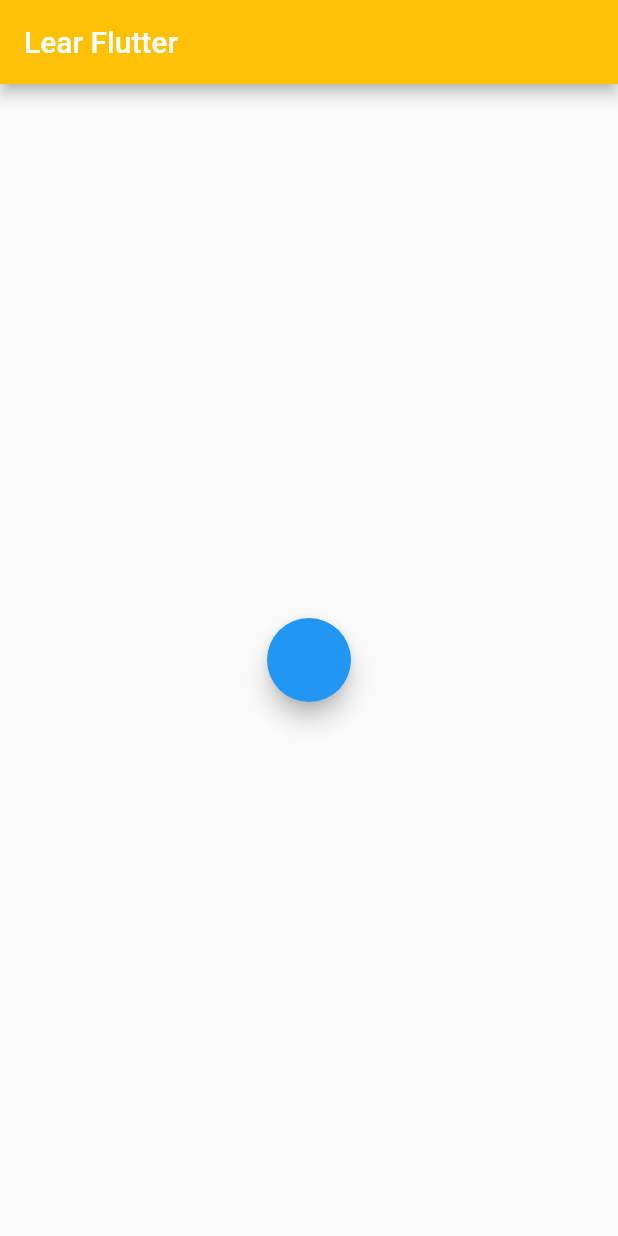
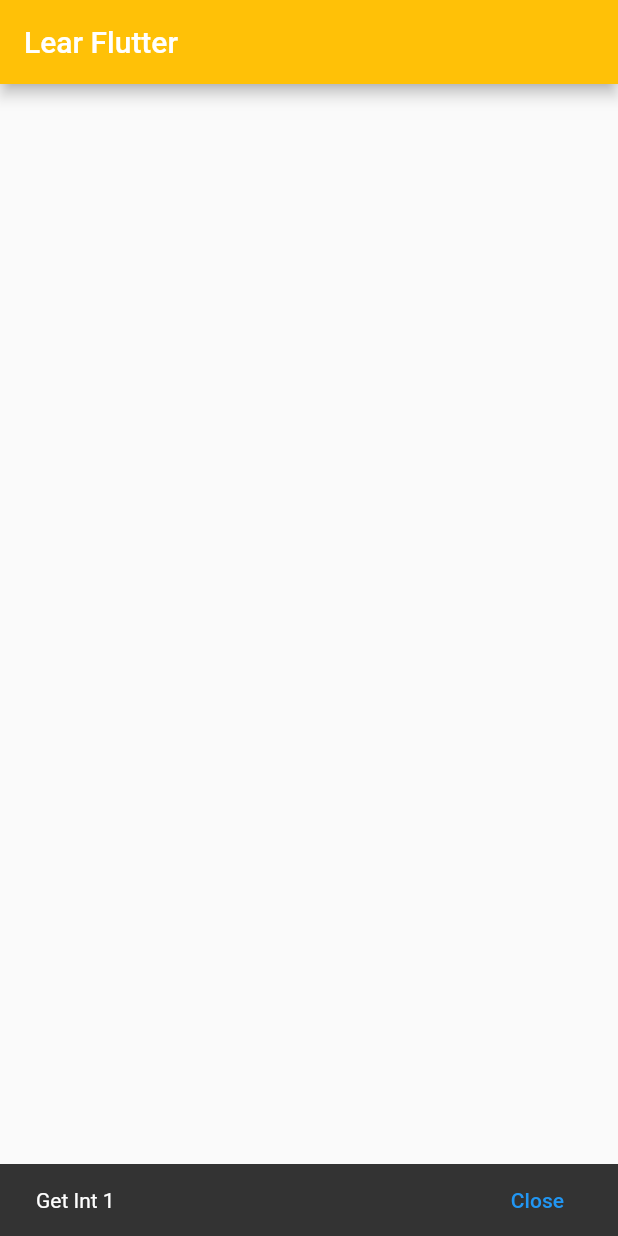
Before and after one commit to truongdc21/learningFlutter, a Flutter app: the screen it shows after launch, on a phone screen of 412 x 824 dp. Run offline on Flutter 3.47's test engine with Material 2 defaults, Android fonts, the phone set to English and light mode, and no system bars; missing offline and left inert: dart:ffi.

Commit message:
Learn Asynchronous

```diff
--- a/lib/main.dart
+++ b/lib/main.dart
@@ -1,3 +1,5 @@
+import 'dart:ffi';
+
 import 'package:flutter/material.dart';
 
 void main() {
@@ -8,8 +10,8 @@ void main() {
           backgroundColor: Colors.amber,
           title: const Text("Lear Flutter"),
         ),
-        body: Center(
-          child: MyWidget2(false),
+        body: const Center(
+          child: MyScreen(),
         ),
       ),
     ),
@@ -17,55 +19,44 @@ void main() {
   ));
 }
 
-/// Stateless *
-class MyWidget extends StatelessWidget {
-  final bool isLoading;
-
-  MyWidget(this.isLoading);
+class MyScreen extends StatelessWidget {
+  const MyScreen({super.key});
 
   @override
   Widget build(BuildContext context) {
-    if (isLoading) {
-      return const CircularProgressIndicator();
-    } else {
-      return const Text(" Stateless");
-    }
+    mainTest(context);
+    return Container();
+  }
+
+  void mainTest(BuildContext context){
+    getInt2(context);
+    getInt1(context);
+  }
+
+  Future<int> getInt1(BuildContext context) async {
+    showMySnackBar(context, "Get Int 1");
+    return 2;
+  }
+
+  Future<int> getInt2(BuildContext context) async {
+    await Future.delayed(const Duration(seconds: 10));
+    showMySnackBar(context, "Get Int 2");
+    return 5;
   }
 }
 
-/// Stateful *
-class MyWidget2 extends StatefulWidget {
-  final bool isLoading;
-
-  MyWidget2(this.isLoading);
-
-  @override
-  State<StatefulWidget> createState() {
-    return MyWidget2State();
-  }
+void showMySnackBar(BuildContext context, String msg) {
+  final snackBar = SnackBar(
+    content: Text(msg),
+    duration: const Duration(seconds: 1),
+    action: SnackBarAction(
+      label: 'Close',
+      onPressed: () {
+        /** Hide SnackBar **/
+        ScaffoldMessenger.of(context).hideCurrentSnackBar();
+      },
+    ),
+  );
+  /** Show SnackBar **/
+  ScaffoldMessenger.of(context).showSnackBar(snackBar);
 }
-
-class MyWidget2State extends State<MyWidget2> {
-
-  late bool _localLoading ;
-
-  /// initSate is function run before function @build
-  @override
-  void initState() {
-    super.initState();
-    _localLoading = widget.isLoading;
-  }
-
-  @override
-  Widget build(BuildContext context) {
-    return _localLoading
-        ? const CircularProgressIndicator()
-        : FloatingActionButton(onPressed: onClickButton);
-  }
-
-  void onClickButton() {
-    setState(() {
-      _localLoading = true ;
-    });
-  }
-}
```
